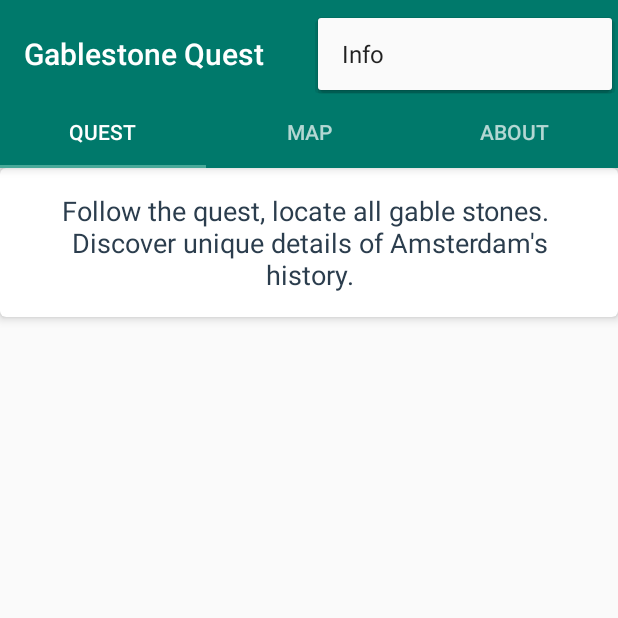
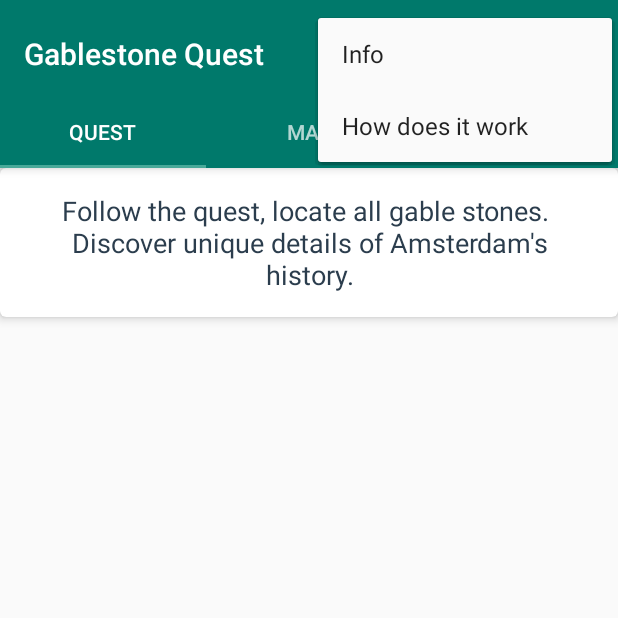
Before and after one commit to AngelikaDW/Gablestones_B, an Android app: the MainActivity screen opened directly, with no data from a screen before it, with the options menu open, on a phone screen of 412 x 824 dp, the top half of it. Run offline under Robolectric (Android 15) with nearby library versions, the phone set to English and light mode, and no system bars.

Commit message:
From SettingsMenu to IntroSlider

```diff
--- a/app/src/main/java/com/aleaf/gablestones/MainActivity.java
+++ b/app/src/main/java/com/aleaf/gablestones/MainActivity.java
@@ -111,6 +111,11 @@ public class MainActivity extends AppCompatActivity
                 Intent infoIntent = new Intent(MainActivity.this, Info.class);
                 startActivity(infoIntent);
                 return true;
+            case R.id.info_tour:
+                Intent tourIntent = new Intent(MainActivity.this, Introslider.class);
+                startActivity(tourIntent);
+                return true;
+
             default:
                 int id = item.getItemId();
 
--- a/app/src/main/java/com/aleaf/gablestones/SplashActivity.java
+++ b/app/src/main/java/com/aleaf/gablestones/SplashActivity.java
@@ -11,6 +11,11 @@ public class SplashActivity extends AppCompatActivity {
     @Override
     protected void onCreate(Bundle savedInstanceState) {
         super.onCreate(savedInstanceState);
+
+        // Check if App is launched for first time
+        // show intro Slides Tour
+        // if not: show MainActivity
+
         PrefManager prefManager = new PrefManager(getApplicationContext());
         Intent i;
         if (prefManager.isFirstTimeLaunch()) {
--- a/app/src/main/res/menu/menu_main.xml
+++ b/app/src/main/res/menu/menu_main.xml
@@ -7,4 +7,9 @@
         android:orderInCategory="100"
         android:title="@string/action_settings"
         app:showAsAction="never" />
+    <item
+        android:id="@+id/info_tour"
+        android:orderInCategory="200"
+        android:title="@string/app_tour_slides"
+        app:showAsAction="never" />
 </menu>
--- a/app/src/main/res/values/strings.xml
+++ b/app/src/main/res/values/strings.xml
@@ -1,6 +1,7 @@
 <resources>
     <string name="app_name">Gablestone Quest</string>
     <string name="action_settings">Info</string>
+    <string name="app_tour_slides">How does it work</string>
     <string name="title_activity_toolbar" translatable="false">Toolbar</string>
     <string name="title_activity_tabbed" translatable="false">TabbedActivity</string>
     <string name="intro_title">About Gable Stones</string>
```
